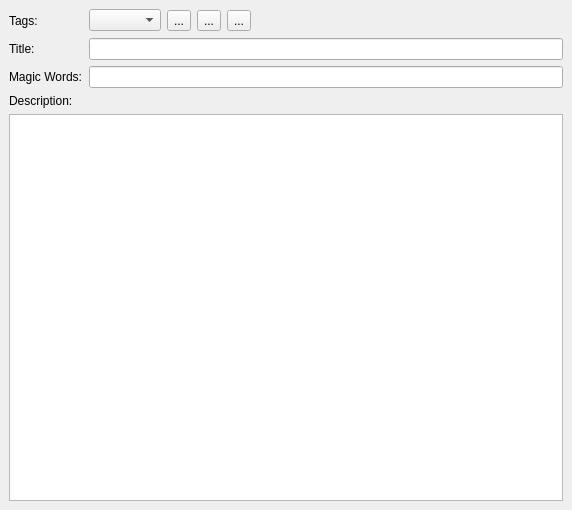
Old version of the form BartleBlog/ui/tags_config.ui in the repository ralsina/ra-blog.
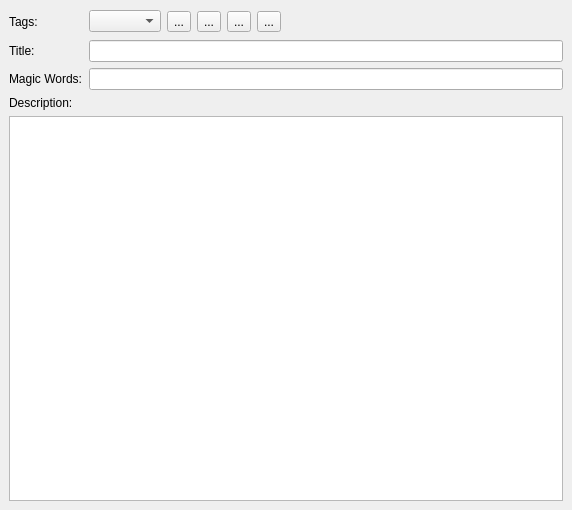
New version of the form. Icons and pictures are not drawn.

```diff
--- a/BartleBlog/ui/tags_config.ui
+++ b/BartleBlog/ui/tags_config.ui
@@ -107,6 +107,16 @@
          </property>
         </widget>
        </item>
+       <item>
+        <widget class="QToolButton" name="autotag" >
+         <property name="text" >
+          <string>...</string>
+         </property>
+         <property name="icon" >
+          <iconset resource="../../resources/icons.qrc" >:/icons/icons/find.svg</iconset>
+         </property>
+        </widget>
+       </item>
        <item>
         <spacer>
          <property name="orientation" >
@@ -115,7 +125,7 @@
          <property name="sizeHint" >
           <size>
            <width>241</width>
-           <height>23</height>
+           <height>25</height>
           </size>
          </property>
         </spacer>
```
Left out of the diff: 54 changed lines with no effect on the pictures.
